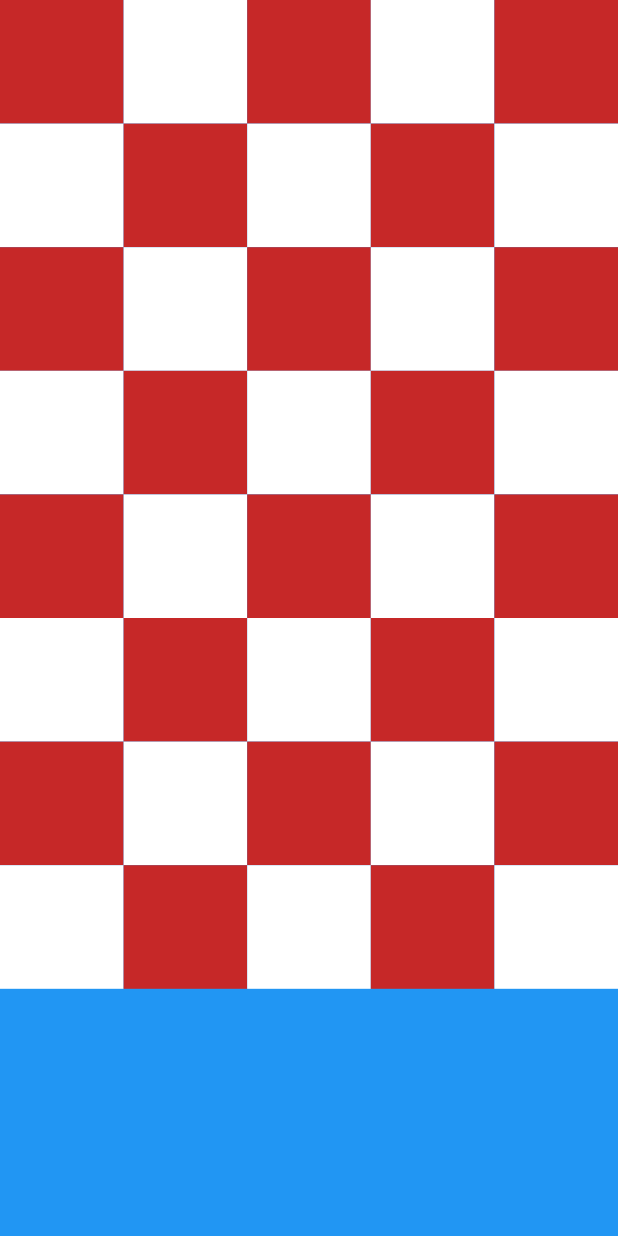
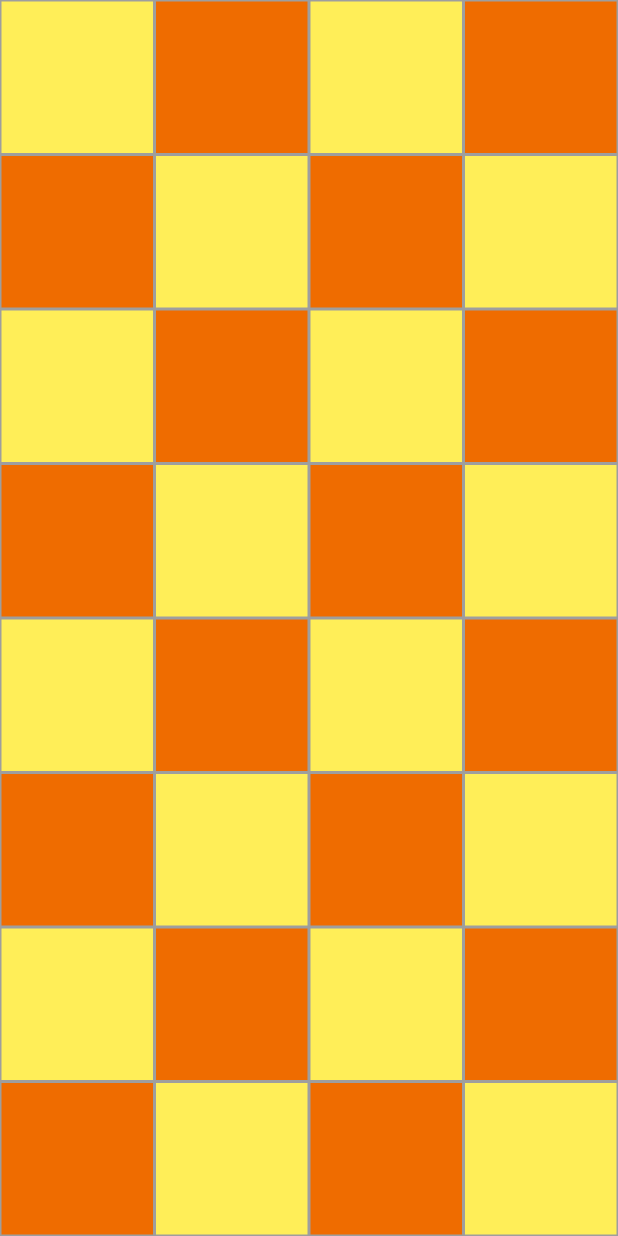
Before and after one commit to idoroiengel/pattern-generator, a Flutter app: the screen it shows after launch, on a phone screen of 412 x 824 dp. Run offline on Flutter 3.47's test engine with Material 2 defaults, Android fonts, the phone set to English and light mode, and no system bars.

Commit message:
- implemented basic argyle layering with even crossAxisCount. - changed the default colors to other variants.

```diff
--- a/lib/argyle.dart
+++ b/lib/argyle.dart
@@ -1,3 +1,5 @@
+import 'dart:math';
+
 import 'package:flutter/material.dart';
 
 class ArgylePattern extends StatefulWidget {
@@ -6,10 +8,11 @@ class ArgylePattern extends StatefulWidget {
 }
 
 class _ArgylePatternState extends State<ArgylePattern> {
-  var primaryColor = Colors.blue;
-  var firstColor = Colors.red[800];
-  var secondColor = Colors.white;
-  var tilesPerRow = 5;
+  var primaryColor = Colors.grey;
+  var firstColor = Colors.orange[800];
+  var secondColor = Colors.yellow[400];
+  var tilesPerRow = 4;
+  var beginRowWithFirstColor = true;
 
   @override
   Widget build(BuildContext context) {
@@ -17,10 +20,16 @@ class _ArgylePatternState extends State<ArgylePattern> {
       body: Container(
         color: primaryColor,
         child: GridView.builder(
-          itemCount: 40,
+          itemCount: 60,
           itemBuilder: (BuildContext context, int index) {
-            return Container(
-              color: determineTileColor(index),
+            return
+              // Transform.rotate(
+              // angle: pi / 4,
+              // child:
+            Container(
+                margin: EdgeInsets.all(1.0),
+                color: determineTileColor(index),
+              // ),
             );
           },
           gridDelegate: SliverGridDelegateWithFixedCrossAxisCount(
@@ -32,10 +41,30 @@ class _ArgylePatternState extends State<ArgylePattern> {
   }
 
   Color determineTileColor(int index) {
-    if (index % 2 == 0) {
-      return firstColor;
-    } else {
-      return secondColor;
+    if (tilesPerRow.isOdd) {
+      if (index % 2 == 0) {
+        return firstColor;
+      } else {
+        return secondColor;
+      }
+    } else if (tilesPerRow.isEven) {
+      if (index % tilesPerRow == 0) {
+        beginRowWithFirstColor = !beginRowWithFirstColor;
+      }
+      if (beginRowWithFirstColor) {
+        if (index % 2 == 0) {
+          return firstColor;
+        } else {
+          return secondColor;
+        }
+      } else {
+        if (index % 2 == 0) {
+          return secondColor;
+        } else {
+          return firstColor;
+        }
+      }
     }
+    return null;
   }
 }
```
